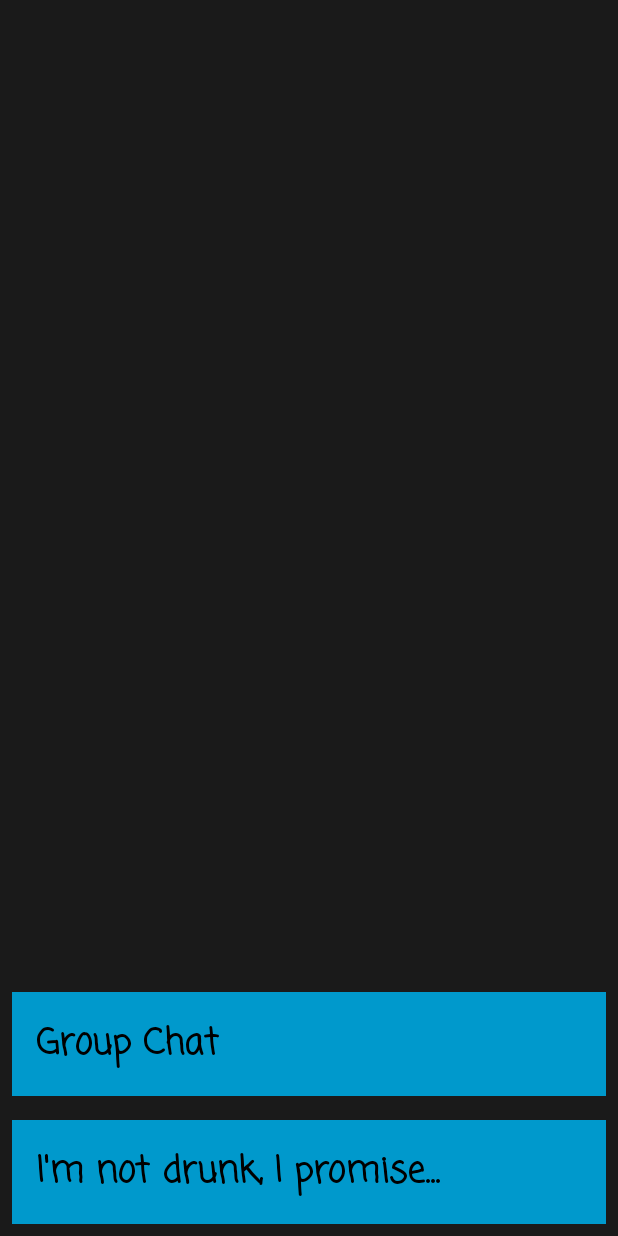
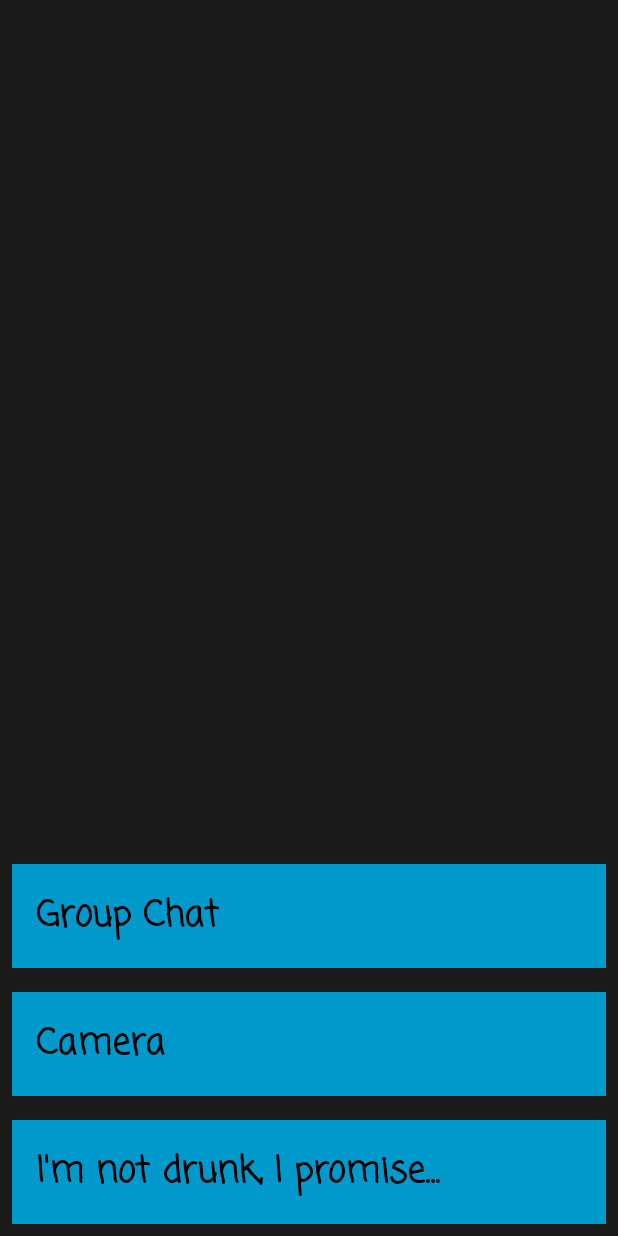
Before and after one commit to Charblee/App_Of_Shame, an Android app: the MainActivity screen opened directly, with no data from a screen before it, on a phone screen of 412 x 824 dp. Run offline under Robolectric (Android 15) with nearby library versions, the phone set to English and light mode, and no system bars.

Commit message:
Added Camera button between Group Chat and Sobriety button.

```diff
--- a/app/src/main/java/com/example/rossc/appofshame/MainActivity.java
+++ b/app/src/main/java/com/example/rossc/appofshame/MainActivity.java
@@ -21,6 +21,14 @@ public class MainActivity extends AppCompatActivity {
             }
         });
 
+        Button camera_button = (Button) findViewById(R.id.camera_button);
+        camera_button.setOnClickListener(new View.OnClickListener(){
+            @Override
+            public void onClick(View view) {
+
+            }
+        });
+
         Button notDrunkBtn = (Button) findViewById(R.id.no_longer_drunk_btn);
         notDrunkBtn.setOnClickListener(new View.OnClickListener() {
             @Override
--- a/app/src/main/res/layout/main_activity.xml
+++ b/app/src/main/res/layout/main_activity.xml
@@ -23,6 +23,20 @@
         android:layout_height="wrap_content"
         android:layout_above="@id/no_longer_drunk_btn"
         android:background="@android:color/holo_blue_dark"
+        android:text="Camera"
+        android:textColor="#000000"
+        android:fontFamily="casual"
+        android:textStyle="bold"
+        android:textSize="24dp"
+        android:id="@+id/camera_button"
+        />
+
+    <Button
+        android:layout_margin="8dp"
+        android:layout_width="match_parent"
+        android:layout_height="wrap_content"
+        android:layout_above="@id/camera_button"
+        android:background="@android:color/holo_blue_dark"
         android:text="Group Chat"
         android:textColor="#000000"
         android:fontFamily="casual"
```
